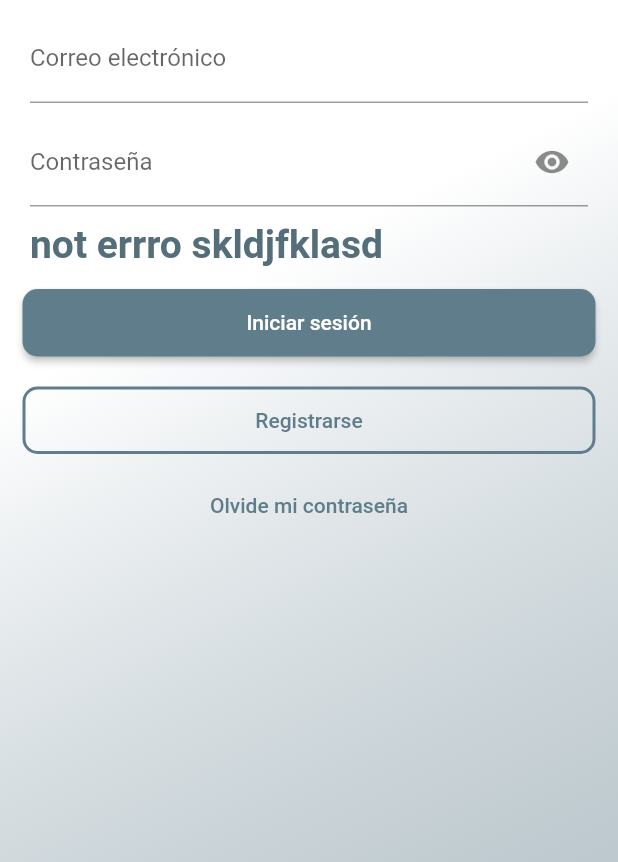
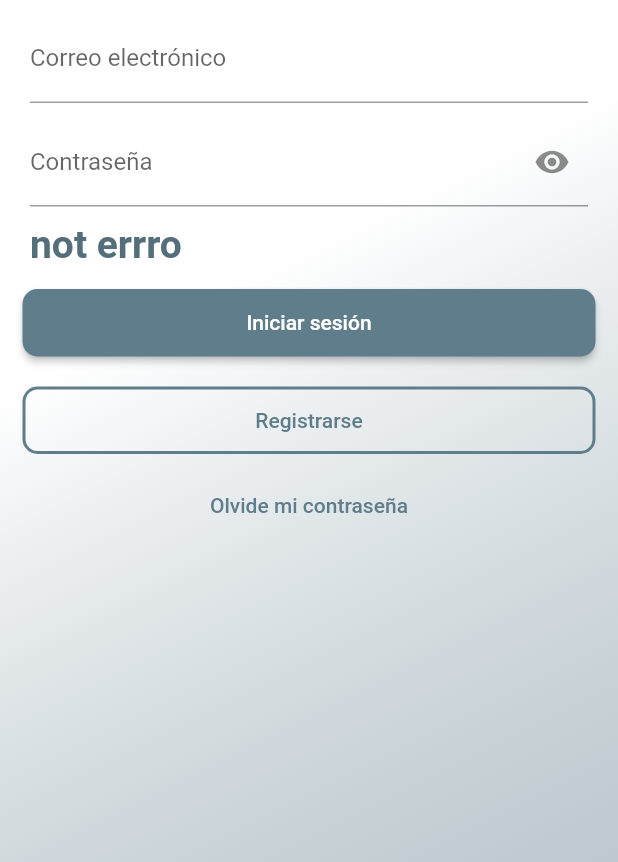
Before and after one commit to jcarloshg/Floky, a Flutter app: the screen it shows after launch, on a phone screen of 412 x 824 dp, the part 374-1236 px from its top. Run offline on Flutter 3.47's test engine with Material 2 defaults, Android fonts, the phone set to English and light mode, and no system bars; our stand-ins replace bloc, flutter_bloc, get_it; missing offline and left inert: amplify_api, amplify_auth_cognito, amplify_flutter, safeprint.

Commit message:
FIX [BlocBuilder] into [FormLogin]

```diff
--- a/lib/domain/bloc/authenticate/authenticate_bloc.dart
+++ b/lib/domain/bloc/authenticate/authenticate_bloc.dart
@@ -24,6 +24,14 @@ class AuthenticateBloc extends Bloc<AuthenticateEvent, AuthenticateState> {
       },
     );
 
+    on<LogOut>(
+      (event, emit) {
+        // ignore: avoid_print
+        print('AuthenticateBloc/LogOut');
+        return emit(AuthenticateLoading());
+      },
+    );
+
     on<LogIn>(
       (event, emit) async {
         emit(AuthenticateLoading());
--- a/lib/main.dart
+++ b/lib/main.dart
@@ -29,7 +29,7 @@ class _MyAppState extends State<MyApp> {
   Widget build(BuildContext context) {
     return MultiBlocProvider(
       providers: [
-        BlocProvider<AuthenticateBloc>(create: (_) => di<AuthenticateBloc>()),
+        BlocProvider(create: (_) => di<AuthenticateBloc>()),
       ],
       child: MaterialApp(
         debugShowCheckedModeBanner: false,
--- a/lib/views/pages/authenticate/singin/login.index.dart
+++ b/lib/views/pages/authenticate/singin/login.index.dart
@@ -1,8 +1,9 @@
 import 'package:flutter/material.dart';
-import 'package:floky/dependencyInjection/setup_di.dart';
+// import 'package:floky/dependencyInjection/setup_di.dart';
 import 'package:floky/domain/bloc/authenticate/authenticate_bloc.dart';
 import 'package:floky/views/pages/authenticate/singin/login.provider.dart';
 import 'package:floky/views/pages/pages.index.dart';
+import 'package:flutter_bloc/flutter_bloc.dart';
 import 'package:provider/provider.dart';
 
 /// secuence pages
@@ -13,8 +14,10 @@ class LoginIndex extends StatelessWidget {
 
   @override
   Widget build(BuildContext context) {
+    final authenticateBloc = BlocProvider.of<AuthenticateBloc>(context);
+
     return ChangeNotifierProvider(
-      create: (_) => LoginProvider(authenticateBloc: di<AuthenticateBloc>()),
+      create: (_) => LoginProvider(authenticateBloc: authenticateBloc),
       child: PageIndex.loginScreen.screen,
     );
   }
--- a/lib/views/pages/authenticate/singin/widgets/form_login.dart
+++ b/lib/views/pages/authenticate/singin/widgets/form_login.dart
@@ -42,7 +42,7 @@ class FormLogin extends StatelessWidget {
                   print('$state.messageError');
                   return Titles.title(state.messageError);
                 }
-                return Titles.title('not errro skldjfklasd');
+                return Titles.title('not errro');
               },
             ),
             Button(
```
Also changed, not shown: lib/views/pages/authenticate/singin/login.provider.dart (+12 -12 lines).
